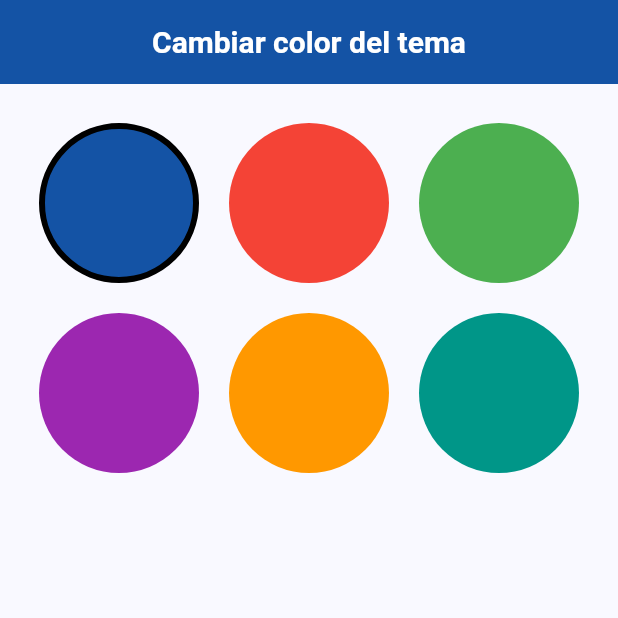
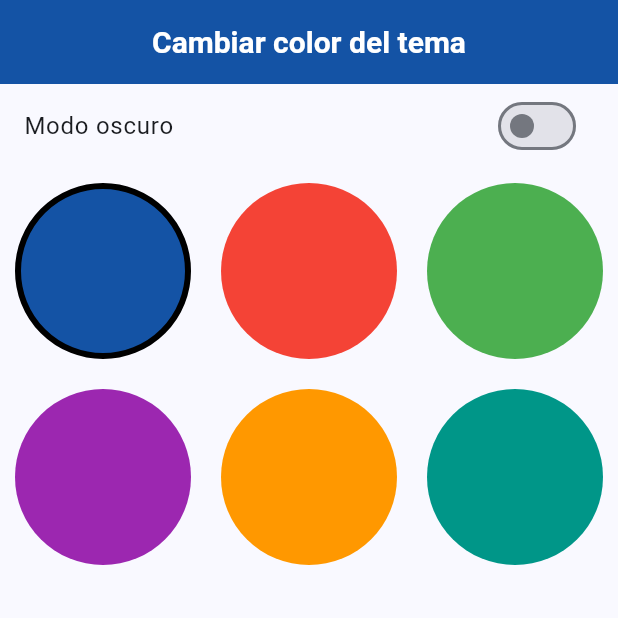
Before and after one commit to D4mi0309/TallerNavegaci-n, a Flutter app: the ChangeThemeView screen opened by its route, on a phone screen of 412 x 824 dp, the top half of it. Run offline on Flutter 3.47's test engine with Material 3 defaults, Android fonts, the phone set to English and light mode, and no system bars; our stand-ins replace flutter_dotenv, go_router, image_picker, shared_preferences; accounts and stored records are empty.

Commit message:
Añadido tema claro y oscuro interactivo

```diff
--- a/lib/provider/theme_provider.dart
+++ b/lib/provider/theme_provider.dart
@@ -5,9 +5,11 @@ import 'package:shared_preferences/shared_preferences.dart';
 ///! Usa "ChangeNotifier" para que los widgets escuchen los cambios y se redibujen.
 class ThemeProvider with ChangeNotifier {
   Color _color = const Color.fromARGB(255, 20, 83, 165);
+  bool _isDarkMode = false;
 
   // se usa color get para que el provider pueda acceder al color
   Color get color => _color;
+  bool get isDarkMode => _isDarkMode;
 
   /// Constructor: al iniciar el provider, carga el color desde SharedPreferences
   ThemeProvider() {
@@ -19,10 +21,12 @@ class ThemeProvider with ChangeNotifier {
   Future<void> _loadColor() async {
     final prefs = await SharedPreferences.getInstance();
     final colorGuardado = prefs.getString('color');
+    final darkMode = prefs.getBool('darkMode') ?? false;
     if (colorGuardado != null) {
       // share preferences guarda el color como un string, por lo que se convierte a int
       // y luego a Color, se hace con el fin de que el color se guarde en formato hexadecimal
       _color = Color(int.parse(colorGuardado));
+      _isDarkMode = darkMode; // Asigna el modo oscuro si está guardado
       notifyListeners(); // Notifica para que se actualice la interfaz
     }
   }
@@ -36,4 +40,12 @@ class ThemeProvider with ChangeNotifier {
     final prefs = await SharedPreferences.getInstance();
     await prefs.setString('color', newColor.toARGB32().toString());
   }
+
+  Future<void> toggleDarkMode(bool value) async {
+    _isDarkMode = value;
+    notifyListeners();
+
+    final prefs = await SharedPreferences.getInstance();
+    await prefs.setBool('darkMode', value);
+  }
 }
--- a/lib/views/provider/change_theme_view.dart
+++ b/lib/views/provider/change_theme_view.dart
@@ -21,8 +21,16 @@ class ChangeThemeView extends StatelessWidget {
 
     return Scaffold(
       appBar: AppBar(title: const Text('Cambiar color del tema')),
-      body: Padding(
-        padding: const EdgeInsets.all(16.0),
+      body: Column(
+        children: [
+          SwitchListTile(
+            title: const Text('Modo oscuro'),
+            value: themeProvider.isDarkMode,
+            onChanged: (value) {
+              themeProvider.toggleDarkMode(value);
+            },
+          ),
+          Expanded(
             child: GridView.count(
               crossAxisCount: 3,
               children:
@@ -49,6 +57,8 @@ class ChangeThemeView extends StatelessWidget {
                   }).toList(),
             ),
           ),
+        ],
+      ),
     );
   }
 }
```
Also changed, not shown: lib/main.dart (+5 -4 lines), lib/themes/app_theme.dart (+30 -8 lines). Lines whose indentation alone changed are shown as unchanged.
